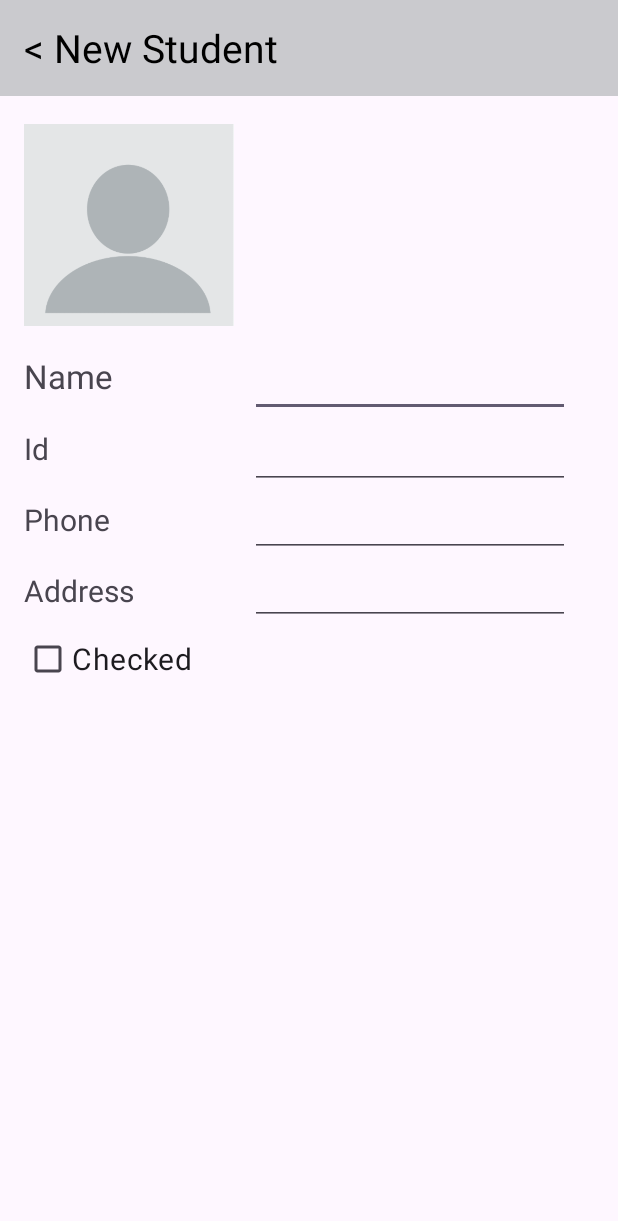
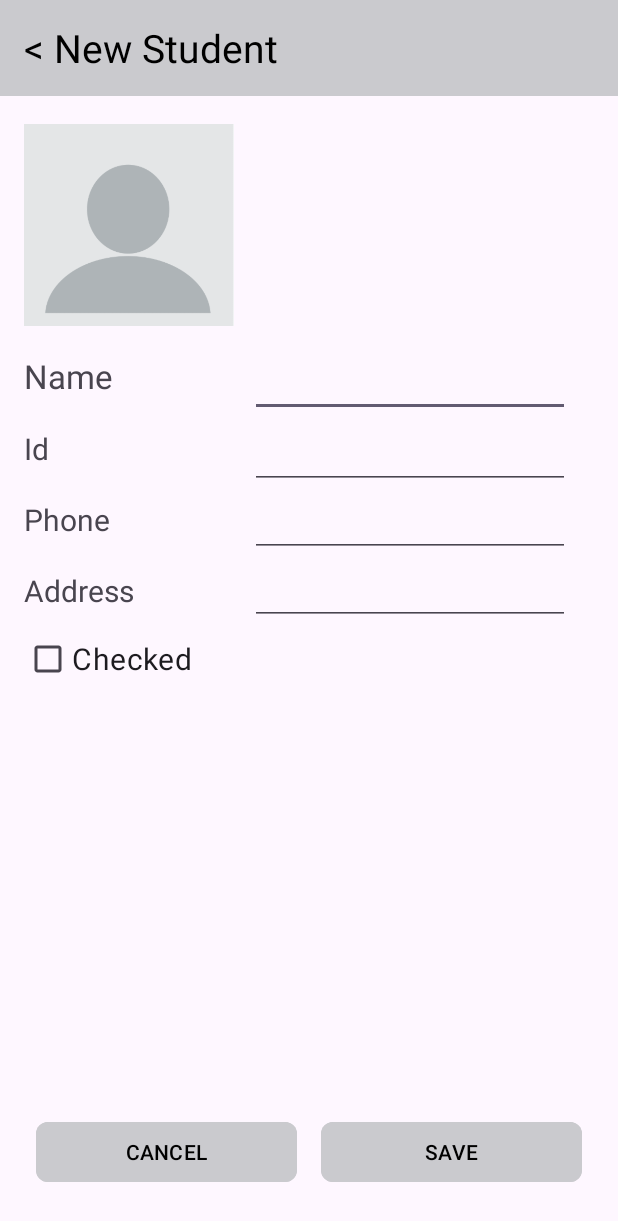
Before and after one commit to benliSZ/assigment2studentsApp, an Android app: the screen it shows after launch (AddStudentActivity), after a tap on "add student", on a phone screen of 412 x 824 dp. Shown: the top 1221 px of the screen. Run offline under Robolectric (Android 15) with nearby library versions, the phone set to English and light mode, and no system bars.

Commit message:
feat: add student

```diff
--- a/app/src/main/java/com/benliandamit/studentsapp/AddStudentActivity.kt
+++ b/app/src/main/java/com/benliandamit/studentsapp/AddStudentActivity.kt
@@ -1,6 +1,10 @@
 package com.benliandamit.studentsapp
 
 import android.os.Bundle
+import android.view.View
+import android.widget.Button
+import android.widget.CheckBox
+import android.widget.EditText
 import android.widget.TextView
 import androidx.activity.enableEdgeToEdge
 import androidx.appcompat.app.AppCompatActivity
@@ -14,9 +18,40 @@ class AddStudentActivity : AppCompatActivity() {
         setContentView(R.layout.activity_add_student)
 
         val returnButton: TextView = findViewById(R.id.return_button)
-        returnButton.setOnClickListener {
-            setResult(RESULT_OK)
-            onBackPressedDispatcher.onBackPressed()
+        setGoBackClickListener(returnButton)
+        val cancelButton: Button = findViewById(R.id.cancel_button)
+        setGoBackClickListener(cancelButton)
+
+        val saveButton = findViewById<Button>(R.id.save_button)
+        saveButton.setOnClickListener {
+            val name = findViewById<EditText>(R.id.student_name_input)
+            val id = findViewById<EditText>(R.id.student_id_input)
+            val phone = findViewById<EditText>(R.id.student_phone_input)
+            val address = findViewById<EditText>(R.id.student_address_input)
+            val isChecked = findViewById<CheckBox>(R.id.student_checked)
+
+            val student = Student(
+                id = id.text.toString(),
+                name = name.text.toString(),
+                phone = phone.text.toString(),
+                address = address.text.toString(),
+                isChecked = isChecked.isChecked
+            )
+
+            StudentRepository.addStudent(student)
+
+            goBack()
         }
     }
+
+    fun setGoBackClickListener(view: View) {
+        view.setOnClickListener {
+            goBack()
+        }
+    }
+
+    private fun goBack() {
+        setResult(RESULT_OK)
+        onBackPressedDispatcher.onBackPressed()
+    }
 }
--- a/app/src/main/java/com/benliandamit/studentsapp/Student.kt
+++ b/app/src/main/java/com/benliandamit/studentsapp/Student.kt
@@ -1,9 +1,12 @@
 package com.benliandamit.studentsapp
+
+import java.util.UUID
 
 data class Student(
     val id: String,
     val name: String,
     val phone: String,
     val address: String,
-    var isChecked: Boolean = false
+    var isChecked: Boolean = false,
+    val uuid: UUID = UUID.randomUUID()
 )
--- a/app/src/main/java/com/benliandamit/studentsapp/StudentAdapter.kt
+++ b/app/src/main/java/com/benliandamit/studentsapp/StudentAdapter.kt
@@ -33,10 +33,10 @@ class StudentAdapter(
         fun bind(student: Student) {
             studentName.text = student.name
             studentId.text = student.id.toString()
-            studentCheckbox.isChecked = StudentRepository.isStudentChecked(student.id)
+            studentCheckbox.isChecked = StudentRepository.isStudentChecked(student.uuid)
             itemView.setOnClickListener { onItemClick(student) }
             studentCheckbox.setOnCheckedChangeListener { _, isChecked ->
-                StudentRepository.setStudentChecked(student.id, isChecked)
+                StudentRepository.setStudentChecked(student.uuid, isChecked)
             }
         }
     }
--- a/app/src/main/java/com/benliandamit/studentsapp/StudentDetailsActivity.kt
+++ b/app/src/main/java/com/benliandamit/studentsapp/StudentDetailsActivity.kt
@@ -27,10 +27,10 @@ class StudentDetailsActivity : AppCompatActivity() {
             findViewById<TextView>(R.id.student_phone).text = "Phone: ${student.phone}"
             findViewById<TextView>(R.id.student_address).text = "Address: ${student.address}"
             val studentChecked: CheckBox = findViewById(R.id.student_checked)
-            studentChecked.isChecked = StudentRepository.isStudentChecked(student.id)
+            studentChecked.isChecked = StudentRepository.isStudentChecked(student.uuid)
 
             studentChecked.setOnCheckedChangeListener { _, isChecked ->
-                StudentRepository.setStudentChecked(student.id, isChecked)
+                StudentRepository.setStudentChecked(student.uuid, isChecked)
             }
         }
     }
--- a/app/src/main/java/com/benliandamit/studentsapp/StudentListActivity.kt
+++ b/app/src/main/java/com/benliandamit/studentsapp/StudentListActivity.kt
@@ -12,7 +12,7 @@ import com.google.android.material.floatingactionbutton.FloatingActionButton
 class StudentListActivity : AppCompatActivity() {
     private lateinit var recyclerView: RecyclerView
     private lateinit var adapter: StudentAdapter
-    private lateinit var studentDetailsLauncher: ActivityResultLauncher<Intent>
+    private lateinit var activityLauncher: ActivityResultLauncher<Intent>
 
     override fun onCreate(savedInstanceState: Bundle?) {
         super.onCreate(savedInstanceState)
@@ -24,11 +24,11 @@ class StudentListActivity : AppCompatActivity() {
         adapter = StudentAdapter(StudentRepository.getStudents()) { student ->
             val intent = Intent(this, StudentDetailsActivity::class.java)
             intent.putExtra("student_id", student.id)
-            studentDetailsLauncher.launch(intent)
+            activityLauncher.launch(intent)
         }
         recyclerView.adapter = adapter
 
-        studentDetailsLauncher = registerForActivityResult(ActivityResultContracts.StartActivityForResult()) { result ->
+        activityLauncher = registerForActivityResult(ActivityResultContracts.StartActivityForResult()) { result ->
             if (result.resultCode == RESULT_OK) {
                 adapter.notifyDataSetChanged()
             }
@@ -37,7 +37,7 @@ class StudentListActivity : AppCompatActivity() {
         var addStudentButton = findViewById<FloatingActionButton>(R.id.add_student_button)
         addStudentButton.setOnClickListener {
             val intent = Intent(this, AddStudentActivity::class.java)
-            startActivity(intent)
+            activityLauncher.launch(intent)
         }
     }
 }
--- a/app/src/main/java/com/benliandamit/studentsapp/StudentRepository.kt
+++ b/app/src/main/java/com/benliandamit/studentsapp/StudentRepository.kt
@@ -1,4 +1,6 @@
 package com.benliandamit.studentsapp
+
+import java.util.UUID
 
 object StudentRepository {
     private val students = mutableListOf(
@@ -11,21 +13,25 @@ object StudentRepository {
     fun getStudents(): List<Student> = students
 
     fun updateStudent(student: Student) {
-        val index = students.indexOfFirst { it.id == student.id }
+        val index = students.indexOfFirst { it.uuid == student.uuid }
         if (index != -1) {
             students[index] = student
         }
     }
 
-    fun setStudentChecked(id: String, isChecked: Boolean) {
-        val student = students.find { it.id == id }
+    fun setStudentChecked(uuid: UUID, isChecked: Boolean) {
+        val student = students.find { it.uuid == uuid }
         if (student != null) {
             student.isChecked = isChecked
             updateStudent(student)
         }
     }
 
-    fun isStudentChecked(id: String): Boolean {
-        return students.find { it.id == id }?.isChecked ?: false
+    fun isStudentChecked(uuid: UUID): Boolean {
+        return students.find { it.uuid == uuid }?.isChecked ?: false
+    }
+
+    fun addStudent(student: Student) {
+        students.add(student)
     }
 }
--- a/app/src/main/res/layout/activity_add_student.xml
+++ b/app/src/main/res/layout/activity_add_student.xml
@@ -133,4 +133,34 @@
         app:layout_constraintTop_toBottomOf="@id/student_address"
         app:layout_constraintStart_toStartOf="parent"
         android:layout_marginStart="16dp" />
+
+    <Button
+        android:id="@+id/cancel_button"
+        android:layout_width="0dp"
+        android:layout_height="wrap_content"
+        android:layout_marginStart="24dp"
+        android:layout_marginEnd="8dp"
+        android:layout_marginBottom="32dp"
+        android:backgroundTint="@color/system_light_gray"
+        android:text="CANCEL"
+        android:textColor="@color/black"
+        app:cornerRadius="8dp"
+        app:layout_constraintBottom_toBottomOf="parent"
+        app:layout_constraintEnd_toStartOf="@+id/save_button"
+        app:layout_constraintStart_toStartOf="parent" />
+
+    <Button
+        android:id="@+id/save_button"
+        android:layout_width="0dp"
+        android:layout_height="wrap_content"
+        android:layout_marginStart="8dp"
+        android:layout_marginEnd="24dp"
+        android:layout_marginBottom="32dp"
+        android:backgroundTint="@color/system_light_gray"
+        android:text="SAVE"
+        android:textColor="@color/black"
+        app:cornerRadius="8dp"
+        app:layout_constraintBottom_toBottomOf="parent"
+        app:layout_constraintEnd_toEndOf="parent"
+        app:layout_constraintStart_toEndOf="@+id/cancel_button" />
 </androidx.constraintlayout.widget.ConstraintLayout>
```
